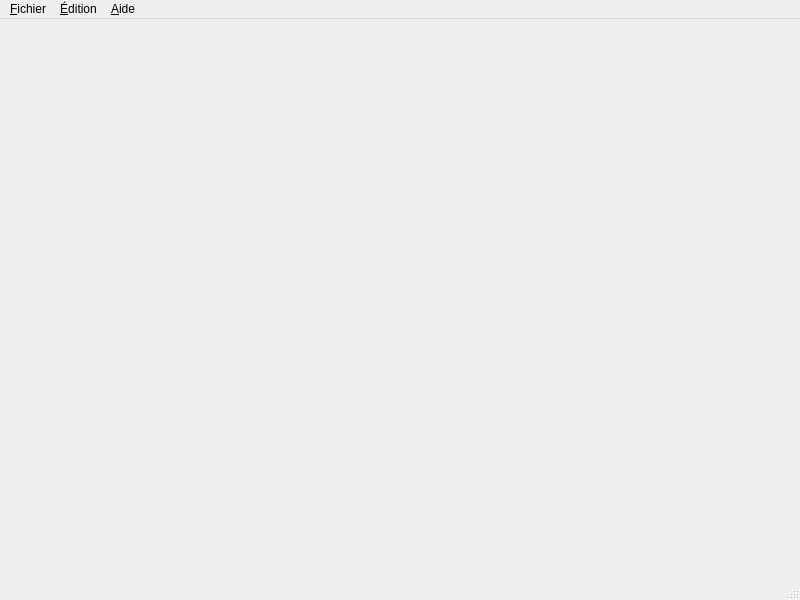
The window that Amapy_ppal.ui (Sebastux/AmaPy) describes before a commit, drawn with Qt 5.
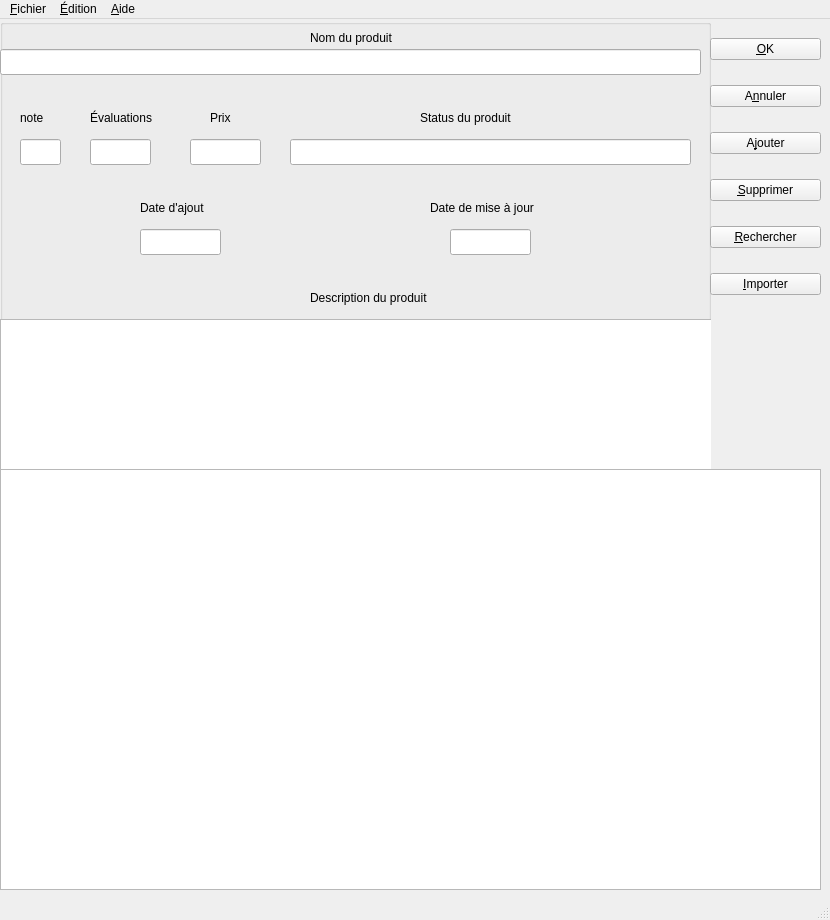
The same window after the commit.

Commit message: Ajout de plusieurs objets sur la fenêtre

What changed in the file:
```diff
--- a/Amapy_ppal.ui
+++ b/Amapy_ppal.ui
@@ -6,20 +6,313 @@
    <rect>
     <x>0</x>
     <y>0</y>
-    <width>800</width>
-    <height>600</height>
+    <width>830</width>
+    <height>920</height>
    </rect>
   </property>
+  <property name="minimumSize">
+   <size>
+    <width>0</width>
+    <height>0</height>
+   </size>
+  </property>
   <property name="windowTitle">
    <string>MainWindow</string>
   </property>
-  <widget class="QWidget" name="centralwidget"/>
+  <widget class="QWidget" name="centralwidget">
+   <widget class="QGroupBox" name="groupBox">
+    <property name="geometry">
+     <rect>
+      <x>0</x>
+      <y>0</y>
+      <width>711</width>
+      <height>451</height>
+     </rect>
+    </property>
+    <property name="toolTip">
+     <string>Contenu de la description du produit.</string>
+    </property>
+    <property name="title">
+     <string/>
+    </property>
+    <widget class="QLabel" name="label">
+     <property name="geometry">
+      <rect>
+       <x>310</x>
+       <y>10</y>
+       <width>101</width>
+       <height>18</height>
+      </rect>
+     </property>
+     <property name="text">
+      <string>Nom du produit</string>
+     </property>
+    </widget>
+    <widget class="QLineEdit" name="lineEdit">
+     <property name="geometry">
+      <rect>
+       <x>0</x>
+       <y>30</y>
+       <width>701</width>
+       <height>26</height>
+      </rect>
+     </property>
+    </widget>
+    <widget class="QLabel" name="label_2">
+     <property name="geometry">
+      <rect>
+       <x>20</x>
+       <y>90</y>
+       <width>31</width>
+       <height>18</height>
+      </rect>
+     </property>
+     <property name="text">
+      <string>note</string>
+     </property>
+    </widget>
+    <widget class="QLabel" name="label_3">
+     <property name="geometry">
+      <rect>
+       <x>90</x>
+       <y>90</y>
+       <width>71</width>
+       <height>18</height>
+      </rect>
+     </property>
+     <property name="text">
+      <string>Évaluations</string>
+     </property>
+    </widget>
+    <widget class="QLabel" name="label_4">
+     <property name="geometry">
+      <rect>
+       <x>210</x>
+       <y>90</y>
+       <width>31</width>
+       <height>18</height>
+      </rect>
+     </property>
+     <property name="text">
+      <string>Prix</string>
+     </property>
+    </widget>
+    <widget class="QLabel" name="label_5">
+     <property name="geometry">
+      <rect>
+       <x>420</x>
+       <y>90</y>
+       <width>111</width>
+       <height>18</height>
+      </rect>
+     </property>
+     <property name="text">
+      <string>Status du produit</string>
+     </property>
+    </widget>
+    <widget class="QLabel" name="label_6">
+     <property name="geometry">
+      <rect>
+       <x>310</x>
+       <y>270</y>
+       <width>151</width>
+       <height>18</height>
+      </rect>
+     </property>
+     <property name="text">
+      <string>Description du produit</string>
+     </property>
+    </widget>
+    <widget class="QLabel" name="label_7">
+     <property name="geometry">
+      <rect>
+       <x>140</x>
+       <y>180</y>
+       <width>81</width>
+       <height>18</height>
+      </rect>
+     </property>
+     <property name="text">
+      <string>Date d'ajout</string>
+     </property>
+    </widget>
+    <widget class="QLabel" name="label_8">
+     <property name="geometry">
+      <rect>
+       <x>430</x>
+       <y>180</y>
+       <width>121</width>
+       <height>18</height>
+      </rect>
+     </property>
+     <property name="text">
+      <string>Date de mise à jour</string>
+     </property>
+    </widget>
+    <widget class="QLineEdit" name="lineEdit_2">
+     <property name="geometry">
+      <rect>
+       <x>20</x>
+       <y>120</y>
+       <width>41</width>
+       <height>26</height>
+      </rect>
+     </property>
+    </widget>
+    <widget class="QLineEdit" name="lineEdit_3">
+     <property name="geometry">
+      <rect>
+       <x>90</x>
+       <y>120</y>
+       <width>61</width>
+       <height>26</height>
+      </rect>
+     </property>
+    </widget>
+    <widget class="QLineEdit" name="lineEdit_4">
+     <property name="geometry">
+      <rect>
+       <x>190</x>
+       <y>120</y>
+       <width>71</width>
+       <height>26</height>
+      </rect>
+     </property>
+     <property name="text">
+      <string/>
+     </property>
+    </widget>
+    <widget class="QLineEdit" name="lineEdit_5">
+     <property name="geometry">
+      <rect>
+       <x>290</x>
+       <y>120</y>
+       <width>401</width>
+       <height>26</height>
+      </rect>
+     </property>
+    </widget>
+    <widget class="QLineEdit" name="lineEdit_8">
+     <property name="geometry">
+      <rect>
+       <x>450</x>
+       <y>210</y>
+       <width>81</width>
+       <height>26</height>
+      </rect>
+     </property>
+     <property name="text">
+      <string/>
+     </property>
+    </widget>
+    <widget class="QLineEdit" name="lineEdit_6">
+     <property name="geometry">
+      <rect>
+       <x>140</x>
+       <y>210</y>
+       <width>81</width>
+       <height>26</height>
+      </rect>
+     </property>
+     <property name="text">
+      <string/>
+     </property>
+    </widget>
+    <widget class="QWidget" name="gridLayoutWidget">
+     <property name="geometry">
+      <rect>
+       <x>0</x>
+       <y>300</y>
+       <width>821</width>
+       <height>151</height>
+      </rect>
+     </property>
+     <layout class="QGridLayout" name="gridLayout">
+      <item row="0" column="0">
+       <widget class="QTextEdit" name="textEdit"/>
+      </item>
+     </layout>
+    </widget>
+   </widget>
+   <widget class="QWidget" name="verticalLayoutWidget">
+    <property name="geometry">
+     <rect>
+      <x>710</x>
+      <y>0</y>
+      <width>111</width>
+      <height>301</height>
+     </rect>
+    </property>
+    <layout class="QVBoxLayout" name="verticalLayout">
+     <item>
+      <widget class="QPushButton" name="pushButton_2">
+       <property name="text">
+        <string>&amp;OK</string>
+       </property>
+      </widget>
+     </item>
+     <item>
+      <widget class="QPushButton" name="pushButton_3">
+       <property name="text">
+        <string>A&amp;nnuler</string>
+       </property>
+      </widget>
+     </item>
+     <item>
+      <widget class="QPushButton" name="pushButton">
+       <property name="text">
+        <string>A&amp;jouter</string>
+       </property>
+      </widget>
+     </item>
+     <item>
+      <widget class="QPushButton" name="pushButton_4">
+       <property name="text">
+        <string>&amp;Supprimer</string>
+       </property>
+      </widget>
+     </item>
+     <item>
+      <widget class="QPushButton" name="pushButton_5">
+       <property name="text">
+        <string>&amp;Rechercher</string>
+       </property>
+      </widget>
+     </item>
+     <item>
+      <widget class="QPushButton" name="pushButton_6">
+       <property name="toolTip">
+        <string>Importer un produit à partir de son URL.</string>
+       </property>
+       <property name="text">
+        <string>&amp;Importer</string>
+       </property>
+      </widget>
+     </item>
+    </layout>
+   </widget>
+   <widget class="QWidget" name="gridLayoutWidget_2">
+    <property name="geometry">
+     <rect>
+      <x>0</x>
+      <y>450</y>
+      <width>821</width>
+      <height>421</height>
+     </rect>
+    </property>
+    <layout class="QGridLayout" name="gridLayout_2">
+     <item row="0" column="0">
+      <widget class="QTableView" name="tableView"/>
+     </item>
+    </layout>
+   </widget>
+  </widget>
   <widget class="QMenuBar" name="menubar">
    <property name="geometry">
     <rect>
      <x>0</x>
      <y>0</y>
-     <width>800</width>
+     <width>830</width>
      <height>23</height>
     </rect>
    </property>
```
Left out of the diff: 6 changed lines with no effect on the pictures.
